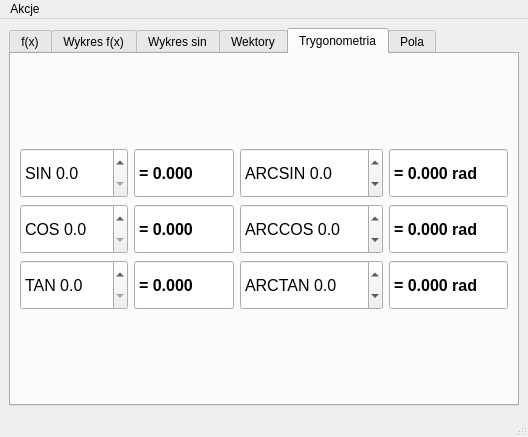
miwierzbicki/pwr-calc, file mainwindow.ui: the form before one commit.
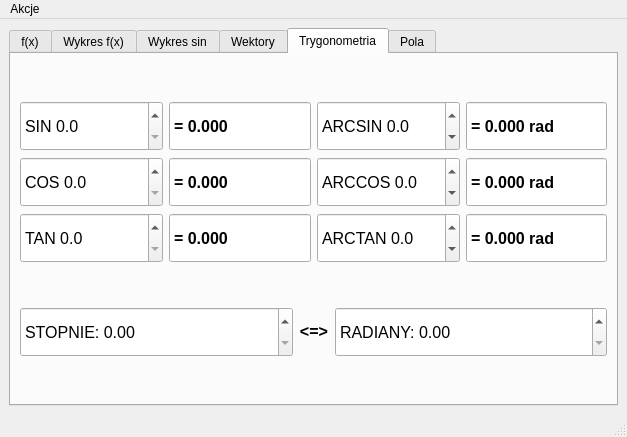
The form after the commit. The open tabs and pages were chosen to show the change. Custom widgets are drawn as their Qt base class.

Commit message: added ui for converting rad<=>deg

The edit to the form file:
```diff
--- a/mainwindow.ui
+++ b/mainwindow.ui
@@ -6,7 +6,7 @@
    <rect>
     <x>0</x>
     <y>0</y>
-    <width>528</width>
+    <width>627</width>
     <height>437</height>
    </rect>
   </property>
@@ -593,6 +593,8 @@
        </attribute>
        <layout class="QGridLayout" name="gridLayout_6">
         <item row="0" column="0">
+         <layout class="QHBoxLayout" name="horizontalLayout_8">
+          <item>
          <layout class="QGridLayout" name="gridLayout_3">
           <item row="0" column="0">
            <widget class="QDoubleSpinBox" name="sinSpinBox">
@@ -773,7 +775,7 @@
           </item>
          </layout>
         </item>
-        <item row="0" column="1">
+          <item>
          <layout class="QGridLayout" name="gridLayout_4">
           <item row="0" column="0">
            <widget class="QDoubleSpinBox" name="arcsinSpinBox">
@@ -981,7 +983,86 @@
              <double>-999.000000000000000</double>
             </property>
             <property name="maximum">
-             <double>999.000000000000000</double>
+               <double>1.000000000000000</double>
+              </property>
+              <property name="singleStep">
+               <double>0.100000000000000</double>
+              </property>
+             </widget>
+            </item>
+           </layout>
+          </item>
+         </layout>
+        </item>
+        <item row="1" column="0">
+         <layout class="QHBoxLayout" name="horizontalLayout_9">
+          <item>
+           <widget class="QDoubleSpinBox" name="doubleSpinBox">
+            <property name="minimumSize">
+             <size>
+              <width>0</width>
+              <height>50</height>
+             </size>
+            </property>
+            <property name="font">
+             <font>
+              <pointsize>12</pointsize>
+             </font>
+            </property>
+            <property name="prefix">
+             <string>STOPNIE: </string>
+            </property>
+            <property name="maximum">
+             <double>360.000000000000000</double>
+            </property>
+           </widget>
+          </item>
+          <item>
+           <widget class="QLabel" name="label_6">
+            <property name="maximumSize">
+             <size>
+              <width>30</width>
+              <height>16777215</height>
+             </size>
+            </property>
+            <property name="font">
+             <font>
+              <pointsize>12</pointsize>
+              <weight>75</weight>
+              <bold>true</bold>
+             </font>
+            </property>
+            <property name="layoutDirection">
+             <enum>Qt::LeftToRight</enum>
+            </property>
+            <property name="text">
+             <string>&lt;=&gt;</string>
+            </property>
+            <property name="alignment">
+             <set>Qt::AlignCenter</set>
+            </property>
+            <property name="margin">
+             <number>0</number>
+            </property>
+           </widget>
+          </item>
+          <item>
+           <widget class="QDoubleSpinBox" name="doubleSpinBox_2">
+            <property name="minimumSize">
+             <size>
+              <width>0</width>
+              <height>50</height>
+             </size>
+            </property>
+            <property name="font">
+             <font>
+              <pointsize>12</pointsize>
+              <weight>50</weight>
+              <bold>false</bold>
+             </font>
+            </property>
+            <property name="prefix">
+             <string>RADIANY: </string>
             </property>
            </widget>
           </item>
@@ -1202,7 +1283,7 @@
     <rect>
      <x>0</x>
      <y>0</y>
-     <width>528</width>
+     <width>627</width>
      <height>20</height>
     </rect>
    </property>
```
Left out of the diff: 303 changed lines with no effect on the pictures. Lines whose indentation alone changed are shown as unchanged.
